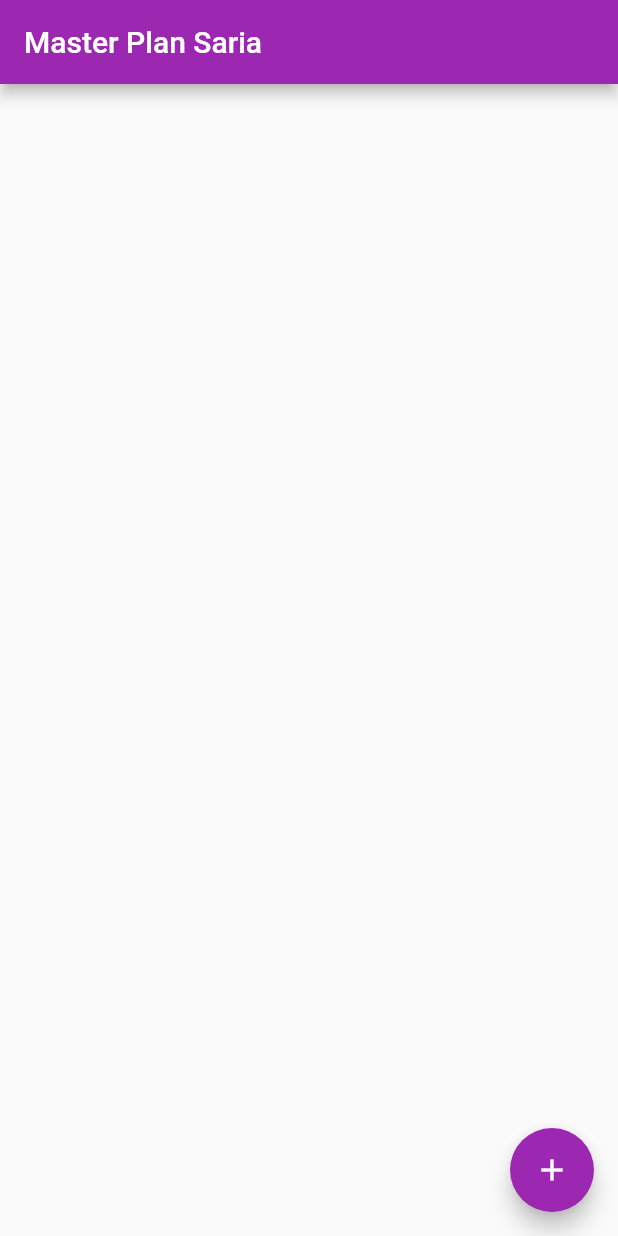
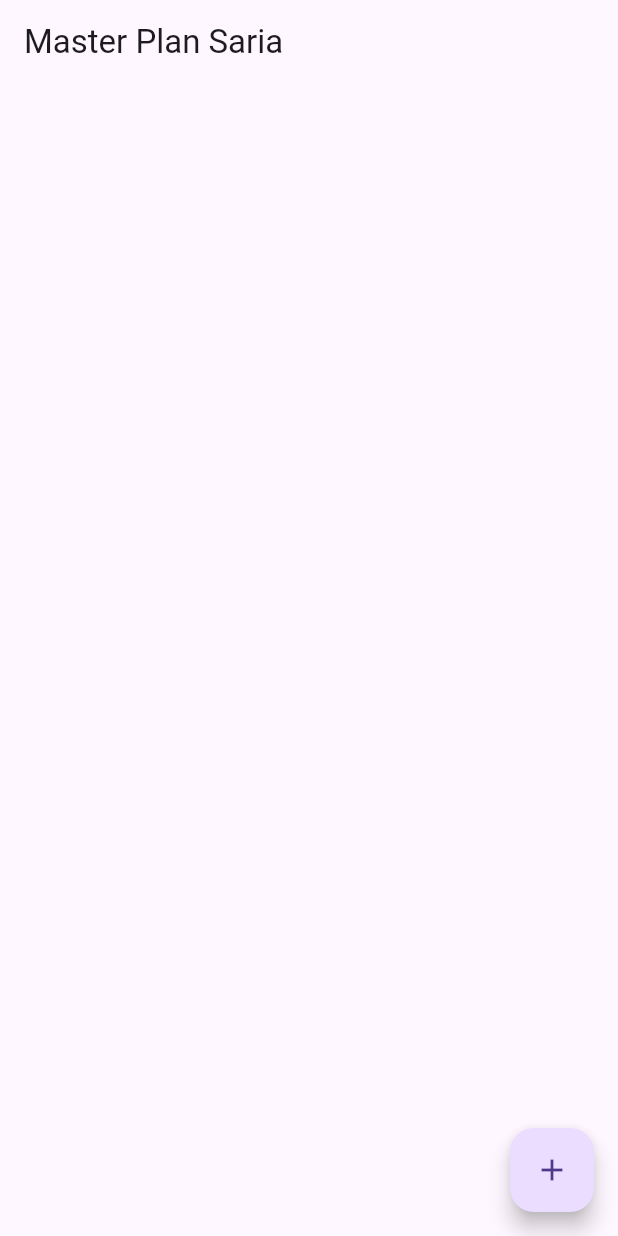
Before and after one commit to Sariafauzani/master_plan, a Flutter app: the screen it shows after launch, on a phone screen of 412 x 824 dp. Run offline on Flutter 3.47's test engine with Material 3 defaults, Android fonts, the phone set to English and light mode, and no system bars.

Commit message:
Prak 1: update main

```diff
--- a/lib/main.dart
+++ b/lib/main.dart
@@ -1,7 +1,7 @@
 import 'package:flutter/material.dart';
 import './views/plan_screen.dart';
 
-void main() => runApp(const MasterPlanApp());
+void main() => runApp(MasterPlanApp());
 
 class MasterPlanApp extends StatelessWidget {
   const MasterPlanApp({super.key});
@@ -9,11 +9,8 @@ class MasterPlanApp extends StatelessWidget {
   @override
   Widget build(BuildContext context) {
     return MaterialApp(
-      theme: ThemeData(
-        primarySwatch: Colors.purple,
-        useMaterial3: false,
-      ),
-      home: const PlanScreen(),
+     theme: ThemeData(primarySwatch: Colors.purple),
+     home: PlanScreen(),
     );
   }
 }
```
